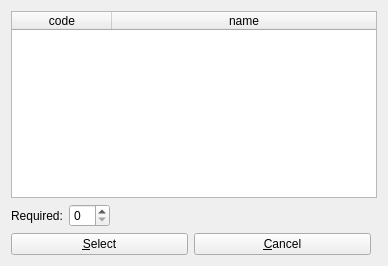
Above: client/uiforms/component_select.ui from Wolframe/configurator before the change. Below: the same form after it.
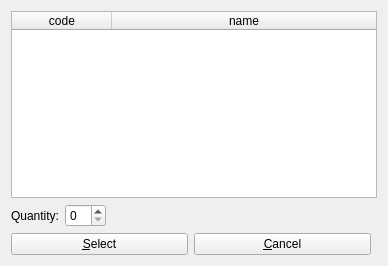
That is the form after the change. Icons and pictures are not drawn.

Patch:
```diff
--- a/client/uiforms/component_select.ui
+++ b/client/uiforms/component_select.ui
@@ -112,7 +112,7 @@
      <item row="0" column="0">
       <widget class="QLabel" name="label">
        <property name="text">
-        <string>Required:</string>
+        <string>Quantity:</string>
        </property>
        <property name="buddy">
         <cstring>quantity</cstring>
```
